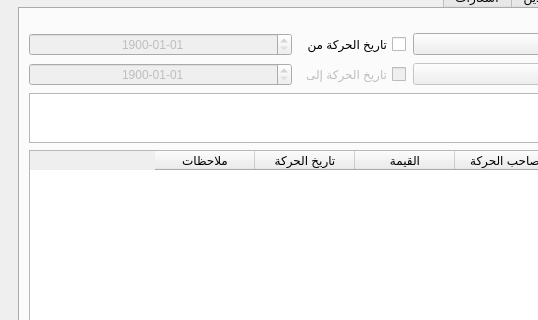
Before: the Qt Designer form j_shop.ui in sameraga/Al_Jamal_Shop, drawn with Qt 5; both pictures show x 0 to 538 and y 161 to 481 of the 1280 by 723 pixel window.
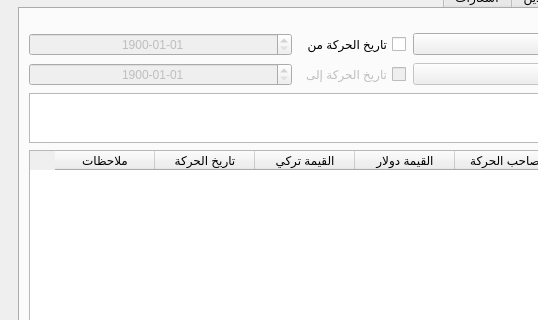
After: the same form once the commit is applied. The open tabs and pages were chosen to show the change. Icons and pictures are not drawn.

```diff
--- a/j_shop.ui
+++ b/j_shop.ui
@@ -1182,7 +1182,12 @@
                     </column>
                     <column>
                      <property name="text">
-                      <string>القيمة</string>
+                      <string>القيمة دولار</string>
+                     </property>
+                    </column>
+                    <column>
+                     <property name="text">
+                      <string>القيمة تركي</string>
                      </property>
                     </column>
                     <column>
```
Left out of the diff: 11 changed lines with no effect on the pictures.
